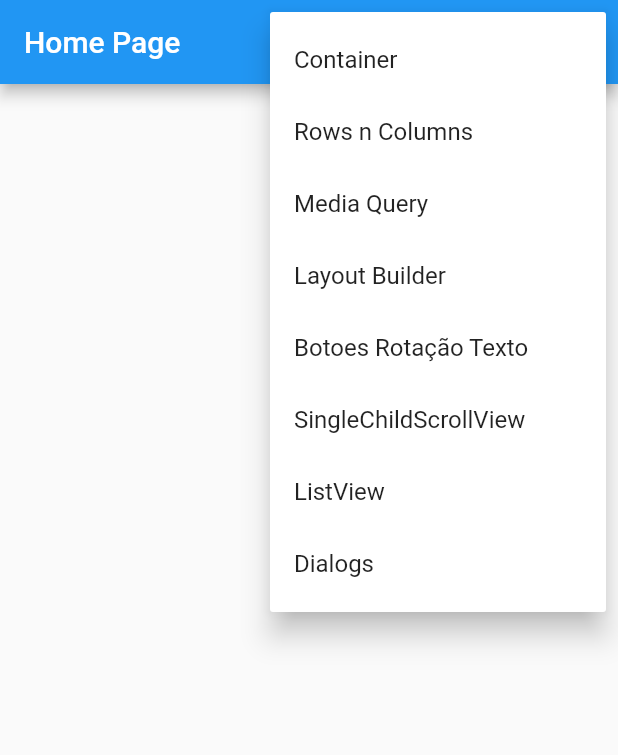
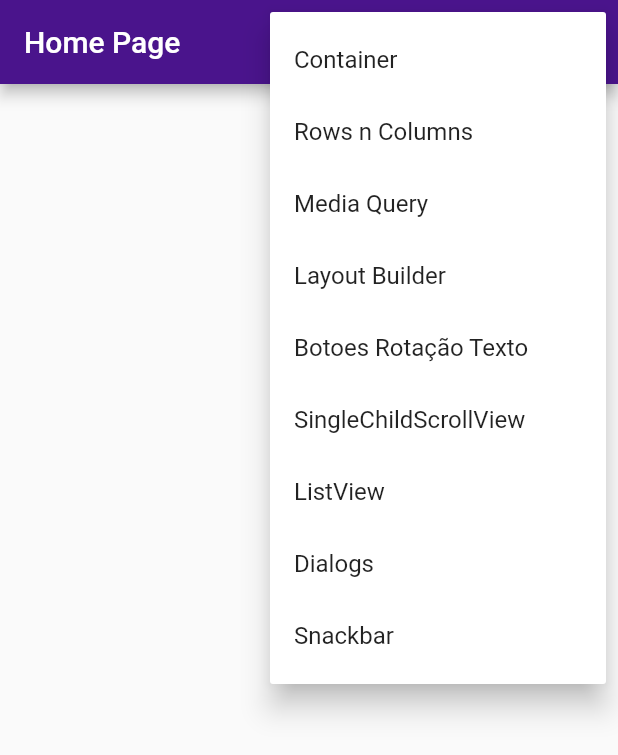
Before and after one commit to Senrathy/flutter_primeiro_projeto, a Flutter app: the screen it shows after launch, after a tap on the "accessibility new" icon, on a phone screen of 412 x 824 dp. Shown: the top 755 px of the screen. Run offline on Flutter 3.47's test engine with Material 2 defaults, Android fonts, the phone set to English and light mode, and no system bars.

Commit message:
Snackbar

```diff
--- a/lib/main.dart
+++ b/lib/main.dart
@@ -8,6 +8,7 @@ import 'package:flutter_primeiro_projeto/pages/media_query/media_query_page.dart
 import 'package:flutter_primeiro_projeto/pages/rows_columns/rows_columns_page.dart';
 import 'package:flutter_primeiro_projeto/pages/scrolls/listview_page.dart';
 import 'package:flutter_primeiro_projeto/pages/scrolls/singlechildscrollview_page.dart';
+import 'package:flutter_primeiro_projeto/pages/snackbar/snackbar_page.dart';
 
 void main() {
   runApp(const MyApp());
@@ -21,7 +22,11 @@ class MyApp extends StatelessWidget {
     return MaterialApp(
       title: 'Flutter Primeiro Projeto',
       theme: ThemeData(
+        primaryColor: Colors.purple[900],
         primarySwatch: Colors.blue,
+        backgroundColor: Colors.amber,
+        primaryColorDark: Colors.purple[900],
+        appBarTheme: AppBarTheme(color: Colors.purple[900]),
       ),
       routes: {
         '/' : (_) => const HomePage(),
@@ -33,6 +38,8 @@ class MyApp extends StatelessWidget {
         '/singlechildscrollview': (_) => const SingleChildScrollViewPage(),
         '/listview': (_) => const ListViewPage(),
         '/dialogs': (_) => const DialogsPage(),
+        '/snackbar': (_) => const SnackbarPage(),
+
       },
     );
   }
--- a/lib/pages/home/home_page.dart
+++ b/lib/pages/home/home_page.dart
@@ -9,6 +9,7 @@ enum PopupMenuPages {
   singleChildScrollView,
   listView,
   dialogs,
+  snackbar,
 }
 
 class HomePage extends StatelessWidget {
@@ -49,6 +50,9 @@ class HomePage extends StatelessWidget {
                   case PopupMenuPages.dialogs:
                     Navigator.of(context).pushNamed('/dialogs');
                     break;
+                  case PopupMenuPages.snackbar:
+                    Navigator.of(context).pushNamed('/snackbar');
+                    break;
                 }
               },
               itemBuilder: (BuildContext context) {
@@ -84,6 +88,10 @@ class HomePage extends StatelessWidget {
                   const PopupMenuItem<PopupMenuPages>(
                     value: PopupMenuPages.dialogs,
                     child: Text('Dialogs'),
+                  ),
+                  const PopupMenuItem<PopupMenuPages>(
+                    value: PopupMenuPages.snackbar,
+                    child: Text('Snackbar'),
                   )
                 ];
               })
```
Also changed, not shown: lib/pages/snackbar/snackbar_page.dart (added, +44 -0 lines).
